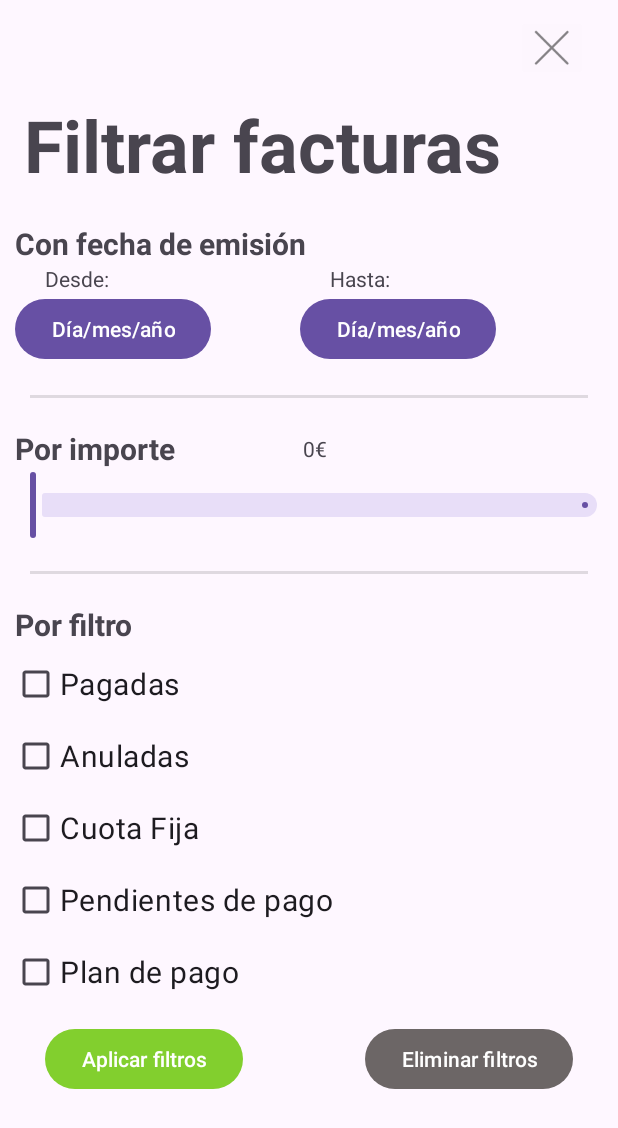
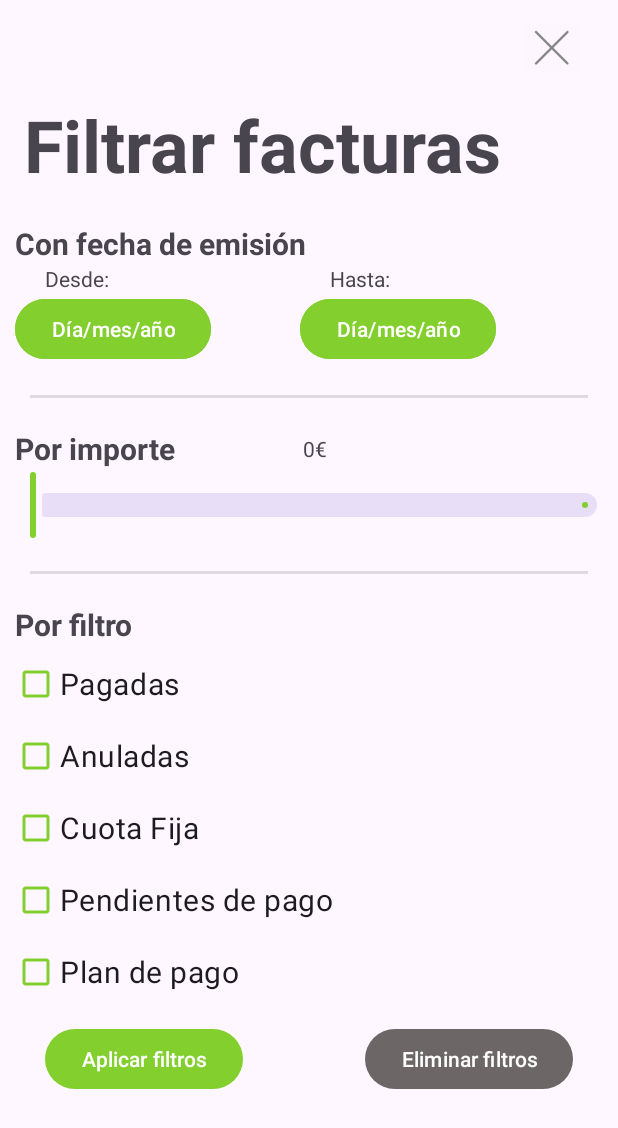
Before and after one commit to jesusmuleyvn/PracticaKotlin, an Android app: the FiltroFacturas screen opened directly, with no data from a screen before it, after a tap on "Aplicar filtros", on a phone screen of 412 x 824 dp. Shown: the top 1128 px of the screen. Run offline under Robolectric (Android 15) with nearby library versions, the phone set to English and light mode, and no system bars; network calls fail.

Commit message:
Modificación de los colores de la app. Comienzo de la implementación de los mocks.

```diff
--- a/app/src/main/java/com/example/a/View/FiltroFacturas.kt
+++ b/app/src/main/java/com/example/a/View/FiltroFacturas.kt
@@ -60,11 +60,12 @@ class FiltroFacturas : AppCompatActivity() {
         filtrosActivados.clear()
         binding.selectorImporte.value = 0f
         fechasUsadas = 0
+        binding.tvDesde.text = "values/strings"
 
     }
 
     private fun aplicarFiltros() {
-        Toast.makeText(this, anyoDesde.toString(), Toast.LENGTH_SHORT).show()
+        Toast.makeText(this, "Funcionalidad aún no implementada", Toast.LENGTH_SHORT).show()
     }
 
     private fun actualizarListaFiltros(boton: CheckBox) {
--- a/app/src/main/java/com/example/a/View/ListaFacturas.kt
+++ b/app/src/main/java/com/example/a/View/ListaFacturas.kt
@@ -11,7 +11,9 @@ import com.example.a.APIService
 import com.example.a.FacturasVM
 import com.example.a.databinding.ActivityListaFacturasBinding
 import androidx.activity.viewModels
+import co.infinum.retromock.Retromock
 import com.example.a.model.Factura
+import com.example.a.retromock.ResourceBodyFactory
 import kotlinx.coroutines.CoroutineScope
 import kotlinx.coroutines.Dispatchers
 import kotlinx.coroutines.launch
@@ -36,7 +38,7 @@ class ListaFacturas : AppCompatActivity() {
         setUpRecyclerView()
         corrutinaFactura()
 
-
+        val retromock : Retromock = Retromock.Builder().retrofit(getRetrofit()).defaultBodyFactory(ResourceBodyFactory()).build()
 
 
         binding.btnFiltro.setOnClickListener {
--- a/app/src/main/res/layout/activity_filtro_facturas.xml
+++ b/app/src/main/res/layout/activity_filtro_facturas.xml
@@ -65,6 +65,7 @@
                     android:id="@+id/btnDesde"
                     android:layout_width="wrap_content"
                     android:layout_height="wrap_content"
+                    android:backgroundTint="@color/verde"
                     android:text="@string/dia_mes_anho"/>
 
 
@@ -85,6 +86,7 @@
                     android:id="@+id/btnHasta"
                     android:layout_width="wrap_content"
                     android:layout_height="wrap_content"
+                    android:backgroundTint="@color/verde"
                     android:text="@string/dia_mes_anho" />
             </LinearLayout>
 
@@ -130,11 +132,7 @@
 
         <com.google.android.material.slider.Slider
             android:id="@+id/selectorImporte"
-            android:layout_width="match_parent"
-            android:layout_height="wrap_content"
-            android:valueFrom="0f"
-            android:valueTo="300f"
-            android:value="0f"/>
+            style="@style/estiloSelectorImporte"/>
     </LinearLayout>
 
 
--- a/app/src/main/res/values/styles.xml
+++ b/app/src/main/res/values/styles.xml
@@ -85,9 +85,21 @@
         <item name="android:layout_centerVertical">true</item>
         <item name="android:textSize">@dimen/tam20</item>
         <item name="android:layout_marginStart">@dimen/tam8</item>
+        <item name="buttonTint">@color/verde</item>
     </style>
 
 
+
+
+    <style name="estiloSelectorImporte">
+        <item name="android:layout_width">match_parent</item>
+        <item name="android:layout_height">wrap_content</item>
+        <item name="android:valueFrom">0f</item>
+        <item name="android:valueTo">300f</item>
+        <item name="trackColorActive">@color/verde</item>
+        <item name="labelBehavior">gone</item>
+        <item name="thumbColor">@color/verde</item>
+    </style>
 
 
 
```
Also changed, not shown: app/src/main/java/com/example/a/View/RetromockService.kt (added, +14 -0 lines), app/src/main/java/com/example/a/retromock/ResourceBodyFactory.kt (added, +11 -0 lines), app/src/main/res/layout/activity_main.xml (+6 -8 lines), 1 other file.
